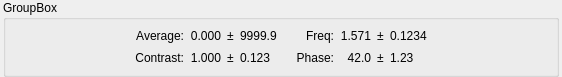
The window that nicos_mlz/reseda/gui/mieze_display_foil.ui (mlz-ictrl/nicos) describes before a commit, drawn with Qt 5.
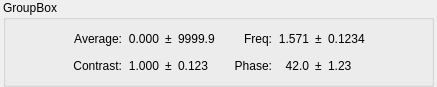
The same window after the commit.

Commit message: RESEDA: update MIEZE GUI to show ROI counts

What changed in the file:
```diff
--- a/nicos_mlz/reseda/gui/mieze_display_foil.ui
+++ b/nicos_mlz/reseda/gui/mieze_display_foil.ui
@@ -6,8 +6,8 @@
    <rect>
     <x>0</x>
     <y>0</y>
-    <width>562</width>
-    <height>77</height>
+    <width>437</width>
+    <height>87</height>
    </rect>
   </property>
   <property name="windowTitle">
@@ -62,8 +62,8 @@
           </property>
           <property name="sizeHint" stdset="0">
            <size>
-            <width>40</width>
-            <height>20</height>
+            <width>0</width>
+            <height>0</height>
            </size>
           </property>
          </spacer>
@@ -342,8 +342,8 @@
           </property>
           <property name="sizeHint" stdset="0">
            <size>
-            <width>40</width>
-            <height>20</height>
+            <width>0</width>
+            <height>0</height>
            </size>
           </property>
          </spacer>
```
The commit also changes 2 other files.
